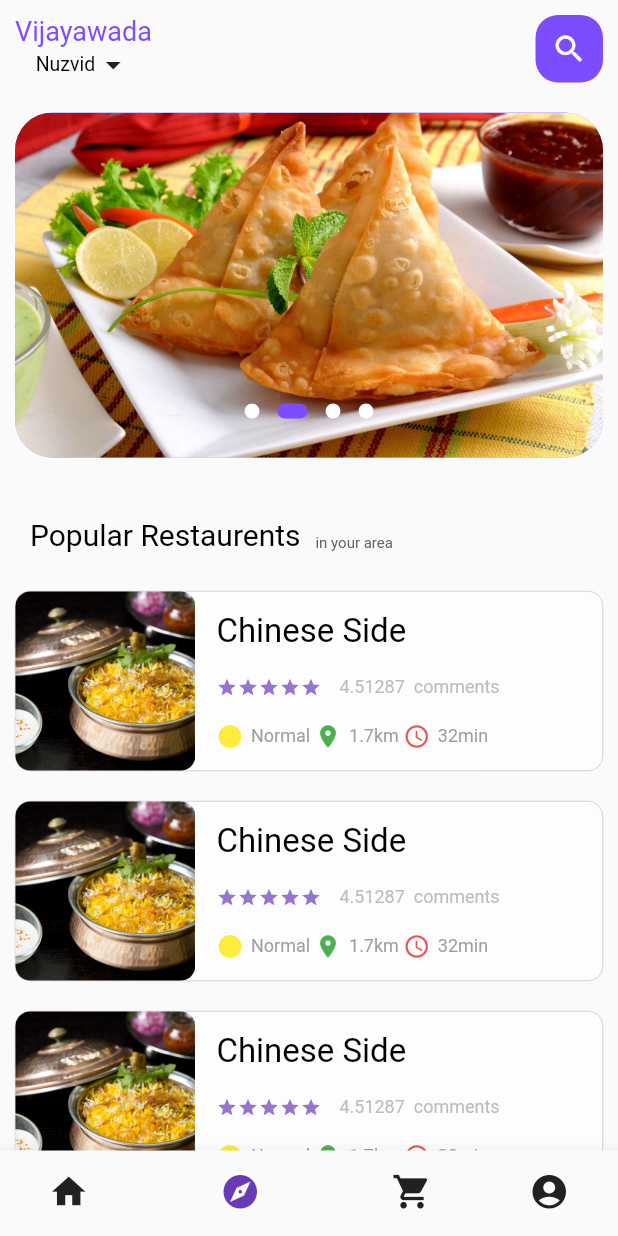
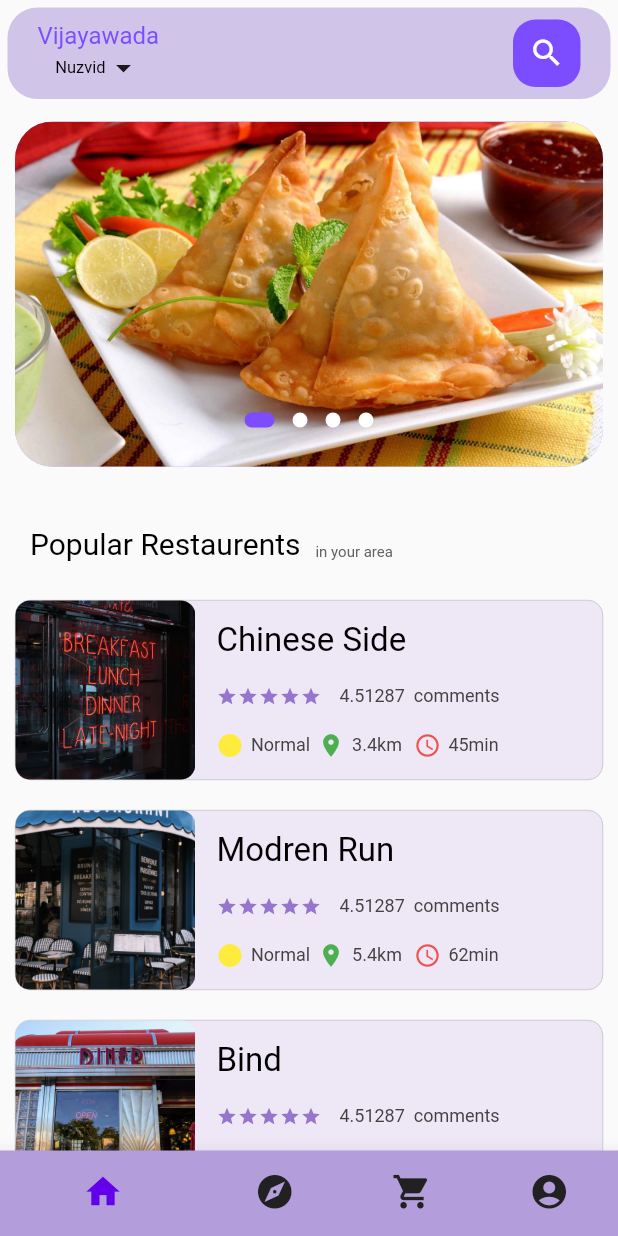
Before and after one commit to GautamSrikar/MiniProject, a Flutter app: the screen it shows after launch, on a phone screen of 412 x 824 dp. Run offline on Flutter 3.47's test engine with Material 2 defaults, Android fonts, the phone set to English and light mode, and no system bars; drawn by our look-alikes of dots_indicator.

Commit message:
HomePageUI

```diff
--- a/flutter_food/lib/home/body.dart
+++ b/flutter_food/lib/home/body.dart
@@ -11,7 +11,7 @@ class HomeBody extends StatefulWidget {
 }
 
 class _HomeBodyState extends State<HomeBody> {
-  double _currentPage = 1.0;
+  double _currentPage = 0.0;
   PageController pagecontroller = PageController();
 
   @override
@@ -102,7 +102,7 @@ class _HomeBodyState extends State<HomeBody> {
                 color: Colors.black,
                 size: 20,
               ),
-              SizedBox(
+              const SizedBox(
                 width: 10,
               ),
               MdText(
@@ -132,9 +132,7 @@ class _HomeBodyState extends State<HomeBody> {
           color: Colors.deepPurpleAccent.shade100,
           borderRadius: BorderRadius.circular(25),
           image: DecorationImage(
-              image: AssetImage("assets/images/home/slide/img" +
-                  (index + 1).toString() +
-                  ".jpg"),
+              image: AssetImage("assets/images/home/slide/img${index + 1}.jpg"),
               fit: BoxFit.cover)),
     );
   }
--- a/flutter_food/lib/home/head.dart
+++ b/flutter_food/lib/home/head.dart
@@ -8,7 +8,16 @@ class Head extends StatelessWidget {
   Widget build(BuildContext context) {
     return (Container(
       // height: 70,
-      margin: const EdgeInsets.all(10),
+      margin: EdgeInsets.all(5),
+      decoration: BoxDecoration(
+        color: Colors.deepPurple.shade100,
+        borderRadius: BorderRadius.circular(20),
+        // borderRadius: BorderRadius.only(
+        //     bottomRight: Radius.circular(20),
+        //     bottomLeft: Radius.circular(20))
+      ),
+      child: Padding(
+        padding: const EdgeInsets.symmetric(vertical: 8, horizontal: 20),
         child: Row(
             mainAxisSize: MainAxisSize.max,
             mainAxisAlignment: MainAxisAlignment.spaceBetween,
@@ -18,13 +27,13 @@ class Head extends StatelessWidget {
                 children: [
                   MdText(
                     text: "Vijayawada",
-                  size: 18,
+                    size: 16,
                   ),
                   Row(children: [
                     MdText(
                       text: "Nuzvid",
                       color: Colors.black,
-                    size: 13,
+                      size: 11,
                     ),
                     const Icon(Icons.arrow_drop_down_outlined)
                   ])
@@ -42,6 +51,7 @@ class Head extends StatelessWidget {
                 ),
               )
             ]),
+      ),
     ));
   }
 }
--- a/flutter_food/lib/home/popular.dart
+++ b/flutter_food/lib/home/popular.dart
@@ -1,7 +1,5 @@
-import 'package:flutter/cupertino.dart';
 import 'package:flutter/material.dart';
-import 'package:flutter/src/foundation/key.dart';
-import 'package:flutter/src/widgets/framework.dart';
+
 import 'package:flutter_food/widgets/mediumtext.dart';
 
 class Popular extends StatefulWidget {
@@ -12,18 +10,27 @@ class Popular extends StatefulWidget {
 }
 
 class _PopularState extends State<Popular> {
+  final List<Map<String, String>> restaurents = [
+    {"name": "Chinese Side", "distance": "3.4", "time": "45"},
+    {"name": "Modren Run", "distance": "5.4", "time": "62"},
+    {"name": "Bind", "distance": "2.4", "time": "38"},
+    {"name": "West Worlds", "distance": "3.7", "time": "45"},
+    {"name": "Cafe Bilhares", "distance": "3.0", "time": "40"},
+    {"name": "Corner Bistro", "distance": "1.4", "time": "25"}
+  ];
+
   @override
   Widget build(BuildContext context) {
     return (ListView.builder(
-        physics: NeverScrollableScrollPhysics(),
+        physics: const NeverScrollableScrollPhysics(),
         shrinkWrap: true,
-        itemCount: 10,
+        itemCount: 6,
         itemBuilder: ((context, index) {
           return (Container(
             height: 120,
-            margin: EdgeInsets.all(10),
+            margin: const EdgeInsets.all(10),
             decoration: BoxDecoration(
-                color: Colors.white60,
+                color: Colors.deepPurple.shade50,
                 borderRadius: BorderRadius.circular(10),
                 border: Border.all(
                   width: 0.3,
@@ -37,17 +44,17 @@ class _PopularState extends State<Popular> {
                       borderRadius: BorderRadius.circular(10),
                       image: DecorationImage(
                           fit: BoxFit.cover,
-                          image:
-                              AssetImage("assets/images/home/slide/img3.jpg"))),
+                          image: AssetImage(
+                              "assets/images/home/popular/${index + 1}.jpg"))),
                 ),
                 Container(
-                  padding: EdgeInsets.all(14),
+                  padding: const EdgeInsets.all(14),
                   child: Column(
                       mainAxisAlignment: MainAxisAlignment.spaceBetween,
                       crossAxisAlignment: CrossAxisAlignment.start,
                       children: [
                         MdText(
-                          text: "Chinese Side",
+                          text: restaurents[index]["name"] as String,
                           color: Colors.black,
                           size: 22,
                         ),
@@ -67,12 +74,12 @@ class _PopularState extends State<Popular> {
                             ),
                             MdText(
                               text: "4.5",
-                              color: Colors.grey.shade400,
+                              color: Colors.grey.shade800,
                               size: 12,
                             ),
                             MdText(
                               text: "1287  comments",
-                              color: Colors.grey.shade400,
+                              color: Colors.grey.shade800,
                               size: 12,
                             )
                           ],
@@ -80,9 +87,20 @@ class _PopularState extends State<Popular> {
                         Row(
                           mainAxisAlignment: MainAxisAlignment.spaceEvenly,
                           children: [
-                            iconText(Icons.circle, "Normal ", Colors.yellow),
-                            iconText(Icons.location_on, "1.7km ", Colors.green),
-                            iconText(Icons.access_time, "32min ",
+                            iconText(Icons.circle, "Normal", Colors.yellow),
+                            const SizedBox(
+                              width: 5,
+                            ),
+                            iconText(
+                                Icons.location_on,
+                                "${restaurents[index]["distance"] as String}km ",
+                                Colors.green),
+                            const SizedBox(
+                              width: 5,
+                            ),
+                            iconText(
+                                Icons.access_time,
+                                "${restaurents[index]["time"] as String}min ",
                                 Colors.red.shade400)
                           ],
                         ),
@@ -106,7 +124,7 @@ class _PopularState extends State<Popular> {
         SizedBox(
           width: 5,
         ),
-        MdText(text: text, size: 12, color: Colors.grey)
+        MdText(text: text, size: 12, color: Colors.grey.shade800)
       ],
     ));
   }
--- a/flutter_food/lib/main.dart
+++ b/flutter_food/lib/main.dart
@@ -23,21 +23,20 @@ class MyApp extends StatelessWidget {
 
   BottomNavigationBar BottomNav() {
     return BottomNavigationBar(
-      // backgroundColor: Colors.deepPurpleAccent,
-      currentIndex: 1,
+      currentIndex: 0,
       iconSize: 27,
       elevation: 10,
       showUnselectedLabels: false,
       showSelectedLabels: false,
       unselectedIconTheme: IconThemeData(color: Colors.grey.shade900),
-      selectedIconTheme: IconThemeData(color: Colors.deepPurple),
-
-      items: const [
+      selectedIconTheme: IconThemeData(color: Colors.deepPurpleAccent.shade700),
+      items: [
         BottomNavigationBarItem(
           icon: Icon(
             Icons.home,
           ),
           label: "Home",
+          backgroundColor: Colors.deepPurple.shade200,
         ),
         BottomNavigationBarItem(
             icon: Icon(
--- a/flutter_food/pubspec.yaml
+++ b/flutter_food/pubspec.yaml
@@ -63,6 +63,8 @@ flutter:
   # To add assets to your application, add an assets section, like this:
   assets:
     - assets/images/home/slide/
+    - assets/images/home/popular/
+
 
 
   # An image asset can refer to one or more resolution-specific "variants", see
```
Also changed, not shown: flutter_food/assets/images/home/popular/1.jpg (added), flutter_food/assets/images/home/popular/2.jpg (added), flutter_food/assets/images/home/popular/3.jpg (added), flutter_food/assets/images/home/popular/5.jpg (added), flutter_food/assets/images/home/popular/6.jpg (added), 1 other file. Lines whose indentation alone changed are shown as unchanged.
